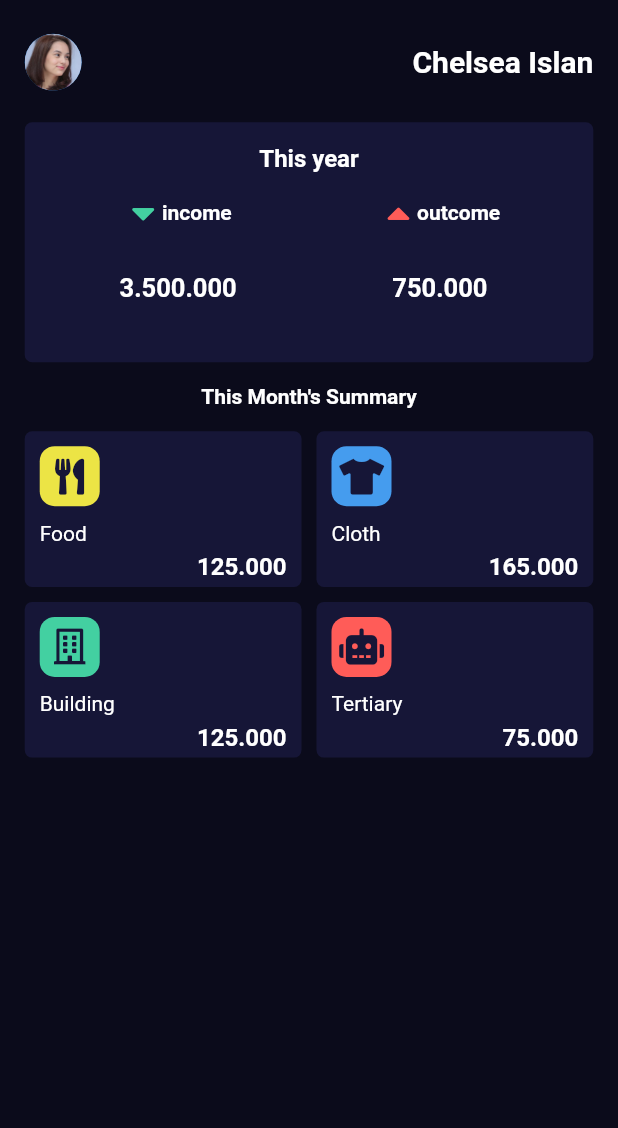
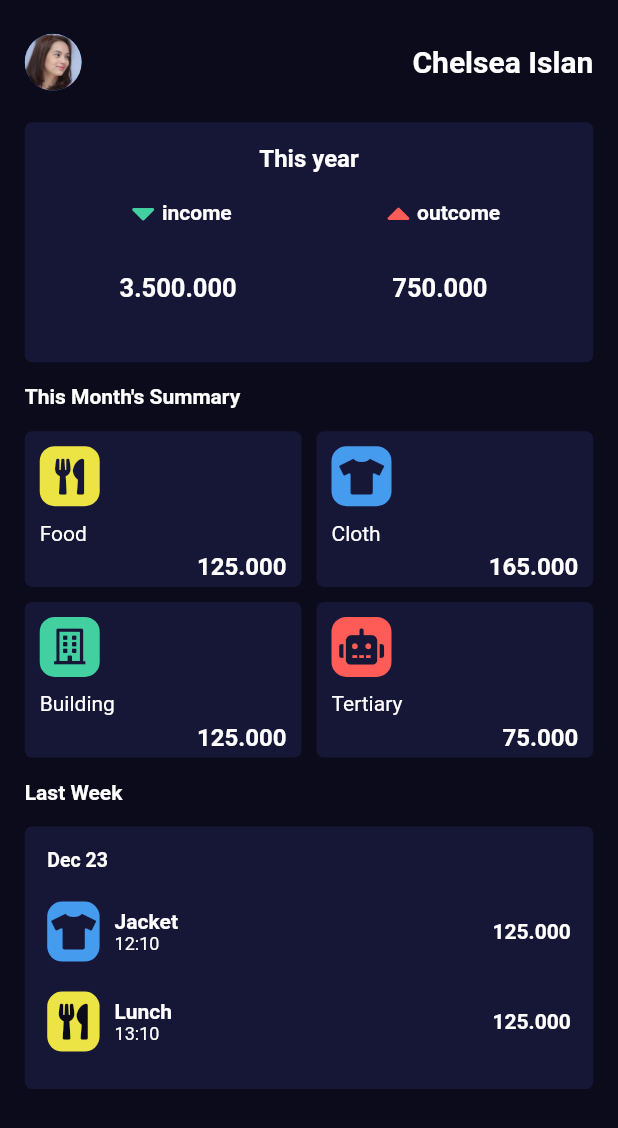
Before and after one commit to nanangsetya/flutter-bulananku, a Flutter app: the DashboardPage screen opened directly, on a phone screen of 412 x 824 dp. Shown: the top 1128 px of the screen. Run offline on Flutter 3.47's test engine with Material 2 defaults, Android fonts, the phone set to English and light mode, and no system bars; our stand-ins replace font_awesome_flutter; Roboto replaces fonts that are missing (Bahnschrift).

Commit message:
add colorstyle class and add last week widget

```diff
--- a/lib/pages/dashboard_page.dart
+++ b/lib/pages/dashboard_page.dart
@@ -1,3 +1,4 @@
+import 'package:bulananku/widget/dashboard_card_lastweek.dart';
 import 'package:bulananku/widget/dashboard_card_month.dart';
 import 'package:bulananku/widget/dashboard_card_year.dart';
 import 'package:flutter/material.dart';
@@ -59,6 +60,7 @@ class _DashboardPageState extends State<DashboardPage> {
               ),
               CardYear(),
               CardMonth(),
+              CardWeek(),
             ],
           ),
         ),
--- /dev/null
+++ b/lib/styles/color_style.dart
@@ -0,0 +1,11 @@
+import 'package:flutter/material.dart';
+
+class ColorStyle {
+  static Color cYellow = const Color(0xffECE445);
+  static Color cBlue = const Color(0xff459CEE);
+  static Color cGreen = const Color(0xff43D0A1);
+  static Color cRed = const Color(0xffFF5C58);
+
+  static Color cCardColor = const Color(0xff161637);
+  static Color cBaseColor = const Color(0xff0B0B1B);
+}
--- /dev/null
+++ b/lib/widget/dashboard_card_lastweek.dart
@@ -0,0 +1,166 @@
+import 'package:bulananku/styles/color_style.dart';
+import 'package:flutter/material.dart';
+import 'package:font_awesome_flutter/font_awesome_flutter.dart';
+
+class CardWeek extends StatefulWidget {
+  const CardWeek({Key? key}) : super(key: key);
+
+  @override
+  _CardWeekState createState() => _CardWeekState();
+}
+
+class _CardWeekState extends State<CardWeek> {
+  @override
+  Widget build(BuildContext context) {
+    return Column(
+      children: [
+        Container(
+            margin: EdgeInsets.only(top: 15, bottom: 15),
+            alignment: Alignment.centerLeft,
+            child: Text("Last Week",
+                style: TextStyle(
+                    color: Colors.white,
+                    fontFamily: "Bahnschrift",
+                    fontWeight: FontWeight.bold,
+                    fontSize: 14))),
+        Container(
+          width: MediaQuery.of(context).size.width * 1,
+          padding: EdgeInsets.all(15),
+          decoration: BoxDecoration(
+            borderRadius: BorderRadius.circular(5),
+            color: ColorStyle.cCardColor,
+          ),
+          child: Column(
+            children: [
+              Container(
+                margin: EdgeInsets.only(bottom: 10),
+                child: Align(
+                  alignment: Alignment.centerLeft,
+                  child: Text("Dec 23",
+                      style: TextStyle(
+                        color: Colors.white,
+                        fontFamily: "Bahnschrift",
+                        fontWeight: FontWeight.bold,
+                        fontSize: 13,
+                      )),
+                ),
+              ),
+              Container(
+                margin: EdgeInsets.only(top: 10, bottom: 10),
+                child: Row(
+                  children: [
+                    Expanded(
+                      flex: 1,
+                      child: Container(
+                        height: 40,
+                        width: 40,
+                        decoration: BoxDecoration(
+                            color: ColorStyle.cBlue,
+                            borderRadius: BorderRadius.circular(10)),
+                        child: Icon(
+                          FontAwesomeIcons.tshirt,
+                          color: ColorStyle.cCardColor,
+                        ),
+                      ),
+                    ),
+                    Expanded(
+                        flex: 4,
+                        child: Container(
+                          margin: EdgeInsets.only(left: 10),
+                          child: Column(
+                            crossAxisAlignment: CrossAxisAlignment.start,
+                            children: [
+                              Text("Jacket",
+                                  style: TextStyle(
+                                    color: Colors.white,
+                                    fontFamily: "Bahnschrift",
+                                    fontWeight: FontWeight.bold,
+                                    fontSize: 14,
+                                  )),
+                              Text("12:10",
+                                  style: TextStyle(
+                                    color: Colors.white,
+                                    fontFamily: "Bahnschrift",
+                                    fontSize: 12,
+                                  )),
+                            ],
+                          ),
+                        )),
+                    Expanded(
+                        flex: 5,
+                        child: Container(
+                          alignment: Alignment.centerRight,
+                          child: Text("125.000",
+                              style: TextStyle(
+                                color: Colors.white,
+                                fontFamily: "Bahnschrift",
+                                fontWeight: FontWeight.bold,
+                                fontSize: 14,
+                              )),
+                        ))
+                  ],
+                ),
+              ),
+              Container(
+                margin: EdgeInsets.only(top: 10, bottom: 10),
+                child: Row(
+                  children: [
+                    Expanded(
+                      flex: 1,
+                      child: Container(
+                        height: 40,
+                        width: 40,
+                        decoration: BoxDecoration(
+                            color: ColorStyle.cYellow,
+                            borderRadius: BorderRadius.circular(10)),
+                        child: Icon(
+                          FontAwesomeIcons.utensils,
+                          color: ColorStyle.cBaseColor,
+                        ),
+                      ),
+                    ),
+                    Expanded(
+                        flex: 4,
+                        child: Container(
+                          margin: EdgeInsets.only(left: 10),
+                          child: Column(
+                            crossAxisAlignment: CrossAxisAlignment.start,
+                            children: [
+                              Text("Lunch",
+                                  style: TextStyle(
+                                    color: Colors.white,
+                                    fontFamily: "Bahnschrift",
+                                    fontWeight: FontWeight.bold,
+                                    fontSize: 14,
+                                  )),
+                              Text("13:10",
+                                  style: TextStyle(
+                                    color: Colors.white,
+                                    fontFamily: "Bahnschrift",
+                                    fontSize: 12,
+                                  )),
+                            ],
+                          ),
+                        )),
+                    Expanded(
+                        flex: 5,
+                        child: Container(
+                          alignment: Alignment.centerRight,
+                          child: Text("125.000",
+                              style: TextStyle(
+                                color: Colors.white,
+                                fontFamily: "Bahnschrift",
+                                fontWeight: FontWeight.bold,
+                                fontSize: 14,
+                              )),
+                        ))
+                  ],
+                ),
+              ),
+            ],
+          ),
+        )
+      ],
+    );
+  }
+}
--- a/lib/widget/dashboard_card_month.dart
+++ b/lib/widget/dashboard_card_month.dart
@@ -15,6 +15,7 @@ class _CardMonthState extends State<CardMonth> {
       children: [
         Container(
             margin: EdgeInsets.only(top: 15, bottom: 15),
+            alignment: Alignment.centerLeft,
             child: Text("This Month's Summary",
                 style: TextStyle(
                     color: Colors.white,
```
